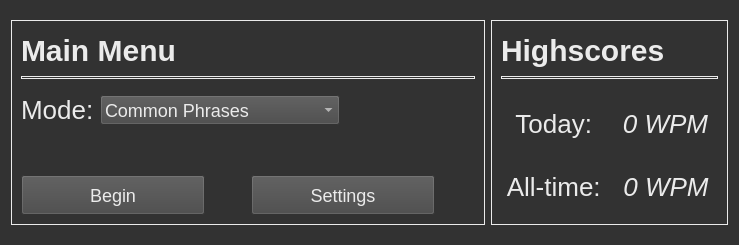
Old version of the form speed-typer/source_ui/mainWindow.ui in the repository Rolv-Apneseth/ps-typer.
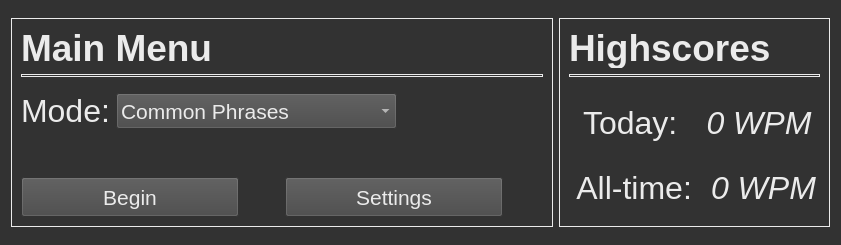
New version of the form.

Commit message: Changed font sizes in stylesheet from px to pt, as px was causing problems in qt designer

```diff
--- a/speed-typer/source_ui/mainWindow.ui
+++ b/speed-typer/source_ui/mainWindow.ui
@@ -6,7 +6,7 @@
    <rect>
     <x>0</x>
     <y>0</y>
-    <width>739</width>
+    <width>841</width>
     <height>245</height>
    </rect>
   </property>
@@ -18,7 +18,7 @@
 	
 	background: rgb(50, 50, 50);
 	color: rgb(235, 235, 235);
-	font-size: 26px;
+	font-size: 24pt;
 }
 
 QFrame {	
@@ -27,7 +27,7 @@
 
 QPushButton, QComboBox {	
 	background: rgb(70, 70, 70);
-	font-size: 18px;
+	font-size: 16pt;
 }
 
 QLabel {
@@ -106,13 +106,13 @@
             </property>
             <property name="font">
              <font>
-              <pointsize>-1</pointsize>
+              <pointsize>28</pointsize>
               <weight>75</weight>
               <bold>true</bold>
              </font>
             </property>
             <property name="styleSheet">
-             <string notr="true">font-weight: bold; font-size: 30px;</string>
+             <string notr="true">font-weight: bold; font-size: 28pt;</string>
             </property>
             <property name="text">
              <string>Main Menu</string>
@@ -160,7 +160,7 @@
               </property>
               <property name="font">
                <font>
-                <pointsize>-1</pointsize>
+                <pointsize>24</pointsize>
                 <underline>false</underline>
                </font>
               </property>
@@ -179,7 +179,7 @@
               </property>
               <property name="font">
                <font>
-                <pointsize>-1</pointsize>
+                <pointsize>16</pointsize>
                </font>
               </property>
               <property name="cursor">
@@ -261,7 +261,7 @@
               </property>
               <property name="font">
                <font>
-                <pointsize>-1</pointsize>
+                <pointsize>16</pointsize>
                </font>
               </property>
               <property name="cursor">
@@ -304,7 +304,7 @@
               </property>
               <property name="font">
                <font>
-                <pointsize>-1</pointsize>
+                <pointsize>16</pointsize>
                </font>
               </property>
               <property name="cursor">
@@ -376,14 +376,14 @@
             </property>
             <property name="font">
              <font>
-              <pointsize>-1</pointsize>
+              <pointsize>28</pointsize>
               <weight>75</weight>
               <bold>true</bold>
               <underline>false</underline>
              </font>
             </property>
             <property name="styleSheet">
-             <string notr="true">font-weight: bold; font-size: 30px;</string>
+             <string notr="true">font-weight: bold; font-size: 28pt;</string>
             </property>
             <property name="text">
              <string>Highscores</string>
@@ -422,7 +422,7 @@
              <widget class="QLabel" name="labelTodayTitle">
               <property name="font">
                <font>
-                <pointsize>-1</pointsize>
+                <pointsize>24</pointsize>
                </font>
               </property>
               <property name="text">
@@ -437,7 +437,7 @@
              <widget class="QLabel" name="labelTodayScore">
               <property name="font">
                <font>
-                <pointsize>-1</pointsize>
+                <pointsize>24</pointsize>
                 <italic>true</italic>
                </font>
               </property>
@@ -457,7 +457,7 @@
              <widget class="QLabel" name="labelAlltimeTitle">
               <property name="font">
                <font>
-                <pointsize>-1</pointsize>
+                <pointsize>24</pointsize>
                </font>
               </property>
               <property name="text">
@@ -472,7 +472,7 @@
              <widget class="QLabel" name="labelAlltimeScore">
               <property name="font">
                <font>
-                <pointsize>-1</pointsize>
+                <pointsize>24</pointsize>
                 <italic>true</italic>
                </font>
               </property>
```
The commit also changes 7 other files.
